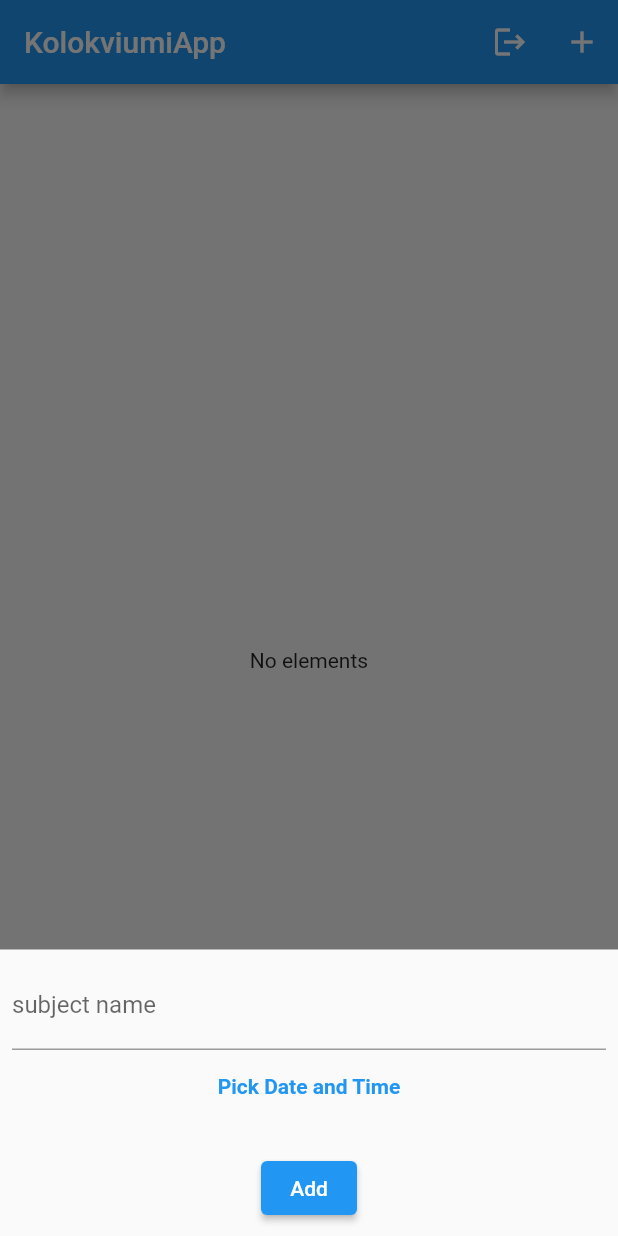
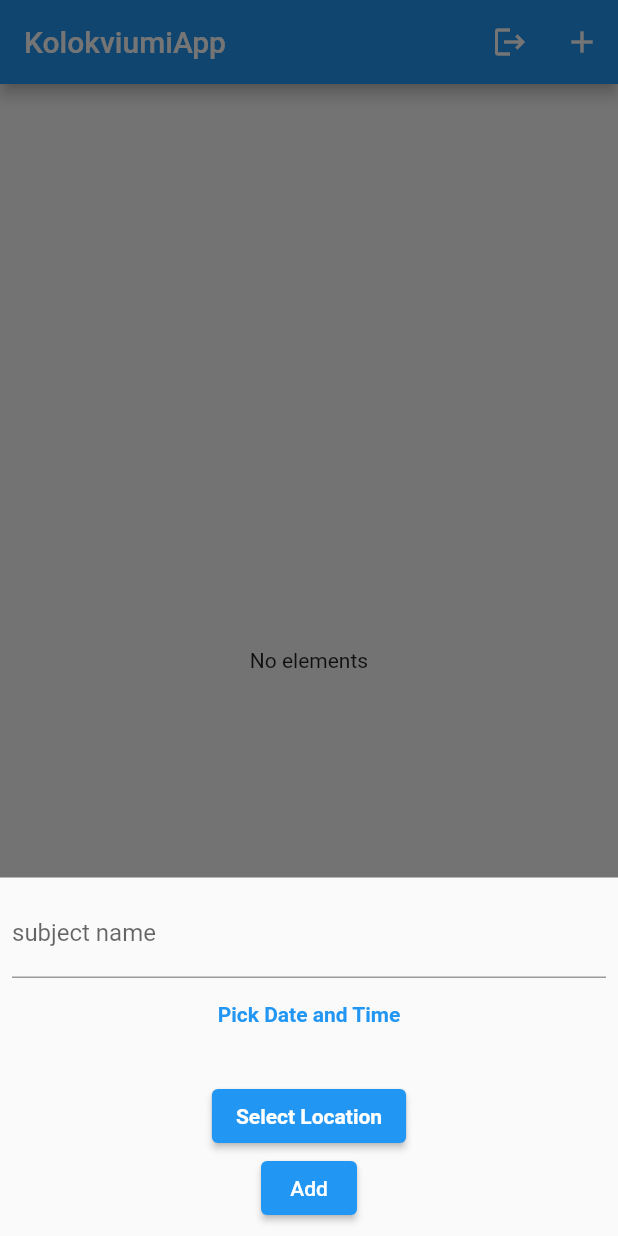
Before and after one commit to MarkoZoreski/MIS_KolokviumApp, a Flutter app: the MainScreen screen opened directly, after a tap on the "add" icon, on a phone screen of 412 x 824 dp. Run offline on Flutter 3.47's test engine with Material 2 defaults, Android fonts, the phone set to English and light mode, and no system bars; our stand-ins replace flutter_local_notifications, flutter_map, geolocator, google_maps_flutter, hive, hive_flutter and 4 more; missing offline and left inert: positioned_tap_detector_2; accounts and stored records are empty.

Commit message:
added user location selection

```diff
--- a/lab3/lib/main.dart
+++ b/lab3/lib/main.dart
@@ -2,6 +2,7 @@ import 'package:flutter/material.dart';
 import 'package:hive_flutter/hive_flutter.dart';
 import 'package:lab3/model/user.dart';
 import 'package:lab3/screens/calendar_detail_screen.dart';
+import 'package:lab3/screens/map_screen.dart';
 
 import 'model/list_item.dart';
 import 'screens/main_screen.dart';
@@ -48,6 +49,7 @@ class MyApp extends StatelessWidget {
           LoginPage.routeName: (ctx) => LoginPage(),
           RegistrationPage.routeName: (ctx) => const RegistrationPage(),
           CalendarDetails.routeName: (ctx) => CalendarDetails(),
+          MapScreen.routeName: (ctx) => MapScreen(),
         }
       // A widget which will be started on application startup
     );
--- a/lab3/lib/model/list_item.dart
+++ b/lab3/lib/model/list_item.dart
@@ -9,10 +9,16 @@ class ListItem extends HiveObject{
   final String subject_name;
   @HiveField(2)
   final DateTime date;
+  @HiveField(3)
+  double latitude; // latitude of the desired location
+  @HiveField(4)
+  double longitude; // longitude of the desired location
 
   ListItem({
     required this.id,
     required this.subject_name,
     required this.date,
+    required this.latitude,
+    required this.longitude,
   });
 }
--- a/lab3/lib/widgets/new_element.dart
+++ b/lab3/lib/widgets/new_element.dart
@@ -1,7 +1,11 @@
   import 'package:flutter/material.dart';
+  import 'package:lab3/screens/map_screen.dart';
   import 'package:nanoid/nanoid.dart';
   import 'package:intl/intl.dart';
+  import 'package:geolocator/geolocator.dart';
   import '../model/list_item.dart';
+
+  import 'package:google_maps_flutter/google_maps_flutter.dart';
 
   class NewElement extends StatefulWidget {
     final Function addNewItemToList;
@@ -15,6 +19,8 @@ class _NewElementState extends State<NewElement> {
     final _formKey = GlobalKey<FormState>();
     final _subject_nameController = TextEditingController();
     DateTime _selectedDate = DateTime.now();
+    double _latitude = 42.00422176956134;
+    double _longitude = 21.40956734977789;
 
     void _submitForm() {
       final subject_name = _subject_nameController.text;
@@ -27,6 +33,8 @@ class _NewElementState extends State<NewElement> {
         id: nanoid(5),
         subject_name: subject_name,
         date: _selectedDate,
+        latitude: _latitude,
+        longitude: _longitude,
       );
       widget.addNewItemToList(item);
       Navigator.of(context).pop();
@@ -62,6 +70,15 @@ class _NewElementState extends State<NewElement> {
       });
     }
 
+    void _getSelectedLocation() async {  // get current location
+      Position position = await Geolocator.getCurrentPosition(
+          desiredAccuracy: LocationAccuracy.high);
+      setState(() {
+        _latitude = position.latitude;
+        _longitude = position.longitude;
+      });
+    }
+
     @override
     Widget build(BuildContext context) {
       return Container(
@@ -92,6 +109,25 @@ class _NewElementState extends State<NewElement> {
               ),
               SizedBox(height: 20),
               ElevatedButton(
+                child: Text(
+                  'Select Location',
+                  style: TextStyle(fontWeight: FontWeight.bold),
+                ),
+                onPressed: () async {
+                  final location = await Navigator.of(context).push(
+                    MaterialPageRoute(
+                      builder: (context) => MapScreen(),
+                    ),
+                  );
+                  if (location != null) {
+                    setState(() {
+                      _latitude = location.latitude;
+                      _longitude = location.longitude;
+                    });
+                  }
+                },
+              ),
+              ElevatedButton(
                 onPressed: _submitForm,
                 child: Text("Add"),
               ),
--- a/lab3/pubspec.yaml
+++ b/lab3/pubspec.yaml
@@ -44,6 +44,12 @@ dependencies:
   http: ^0.13.5
   table_calendar: ^3.0.9
   flutter_local_notifications: ^9.7.0
+  geolocator: ^7.0.3
+  url_launcher: ^6.0.6
+  google_maps_flutter: ^2.2.5
+  flutter_map: ^3.1.0
+  latlong2: ^0.8.1
+  flutter_map_marker_cluster: ^1.0.2
 
 dev_dependencies:
   flutter_test:
```
Also changed, not shown: lab3/lib/screens/map_screen.dart (added, +74 -0 lines), lab3/lib/model/list_item.g.dart, lab3/pubspec.lock, 7 other files. Lines whose indentation alone changed are shown as unchanged.
